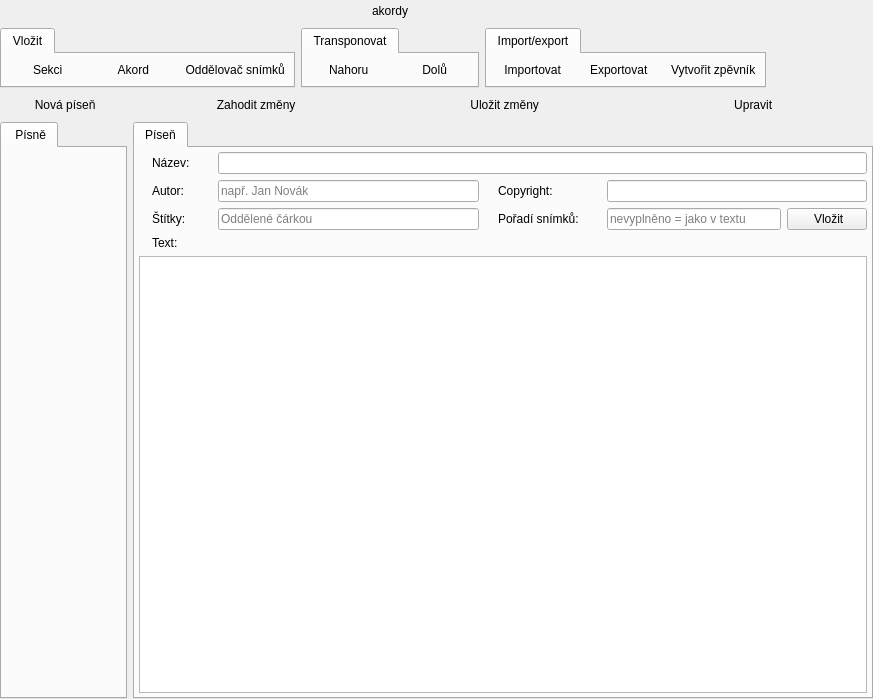
The window that src/gui/mainwindow_songsmode.ui (CZDanol/StrawLumen) describes before a commit, drawn with Qt 5.
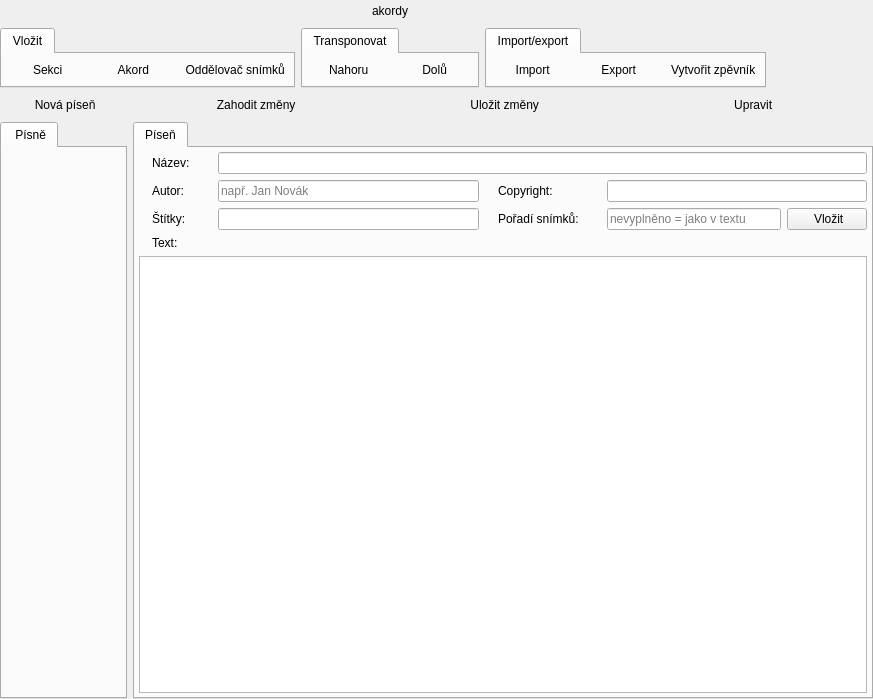
The same window after the commit. Icons and pictures are not drawn. Custom widgets are drawn as their Qt base class.

Commit message: OpenSong export, bugfixes & improvements

Patch:
```diff
--- a/src/gui/mainwindow_songsmode.ui
+++ b/src/gui/mainwindow_songsmode.ui
@@ -243,7 +243,7 @@
           <item>
            <widget class="QPushButton" name="btnImport">
             <property name="text">
-             <string> Importovat</string>
+             <string> Import</string>
             </property>
             <property name="icon">
              <iconset resource="../../res/resources.qrc">
@@ -257,7 +257,7 @@
           <item>
            <widget class="QPushButton" name="btnExport">
             <property name="text">
-             <string> Exportovat</string>
+             <string> Export</string>
             </property>
             <property name="icon">
              <iconset resource="../../res/resources.qrc">
@@ -654,11 +654,7 @@
             </widget>
            </item>
            <item row="3" column="3">
-            <widget class="SongTagsLineEdit" name="lnTags">
-             <property name="placeholderText">
-              <string>Oddělené čárkou</string>
-             </property>
-            </widget>
+            <widget class="SongTagsLineEdit" name="lnTags"/>
            </item>
           </layout>
          </widget>
```
Left out of the diff: 29 changed lines with no effect on the pictures. The commit also changes 40 other files.
